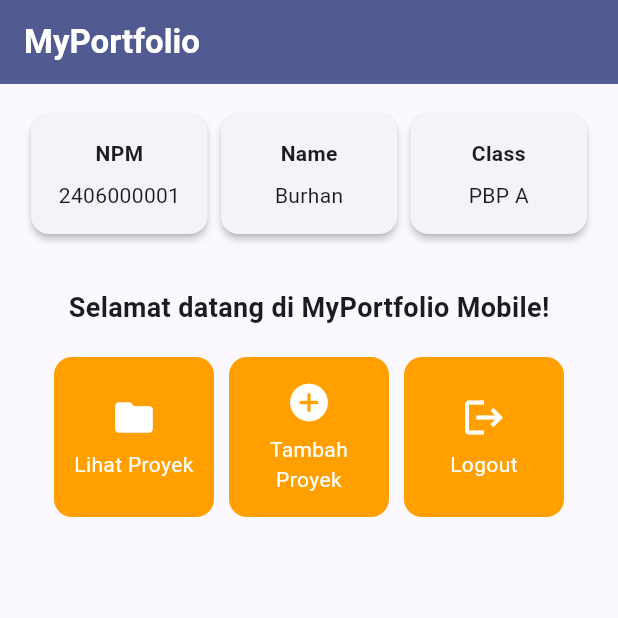
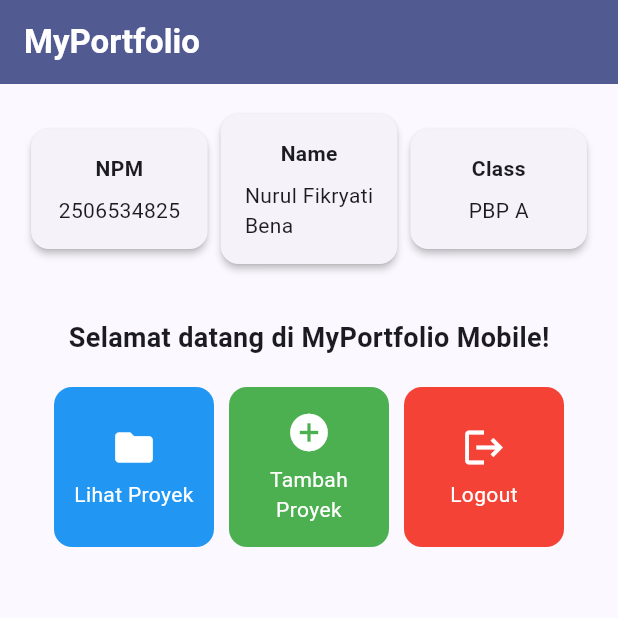
Before and after one commit to nurulbena/myportofolio_mobile, a Flutter app: the screen it shows after launch, on a phone screen of 412 x 824 dp, the top half of it. Run offline on Flutter 3.47's test engine with Material 3 defaults, Android fonts, the phone set to English and light mode, and no system bars.

Commit message:
TUGAS7: Basic Flutter

```diff
--- a/lib/menu.dart
+++ b/lib/menu.dart
@@ -3,14 +3,14 @@ import 'package:flutter/material.dart';
 class MyHomePage extends StatelessWidget {
   MyHomePage({super.key});
 
-  final String npm = "2406000001";
-  final String nama = "Burhan";
+  final String npm = "2506534825";
+  final String nama = "Nurul Fikryati Bena";
   final String kelas = "PBP A";
 
   final List<ItemHomepage> items = [
-    ItemHomepage("Lihat Proyek", Icons.folder),
-    ItemHomepage("Tambah Proyek", Icons.add_circle),
-    ItemHomepage("Logout", Icons.logout),
+    ItemHomepage("Lihat Proyek", Icons.folder, Colors.blue),
+    ItemHomepage("Tambah Proyek", Icons.add_circle, Colors.green),
+    ItemHomepage("Logout", Icons.logout, Colors.red),
   ];
 
   @override
@@ -119,8 +119,9 @@ class InfoCard extends StatelessWidget {
 class ItemHomepage {
   final String name;
   final IconData icon;
+  final Color color;
 
-  ItemHomepage(this.name, this.icon);
+  ItemHomepage(this.name, this.icon, this.color);
 }
 
 class ItemCard extends StatelessWidget {
@@ -132,7 +133,7 @@ class ItemCard extends StatelessWidget {
   Widget build(BuildContext context) {
     return Material(
       // Menggunakan warna sekunder dari skema tema aplikasi.
-      color: Theme.of(context).colorScheme.secondary,
+      color: item.color,
       borderRadius: BorderRadius.circular(12),
       child: InkWell(
         // Aksi ketika kartu ditekan oleh pengguna.
```
Also changed, not shown: 1 other file.
